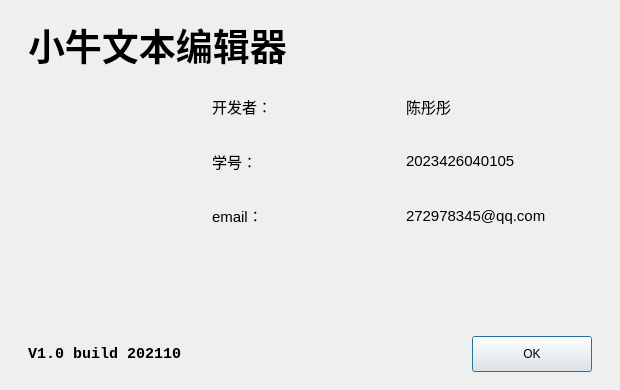
Old version of the form aboutdialog.ui in the repository 1aw-k/QT2.
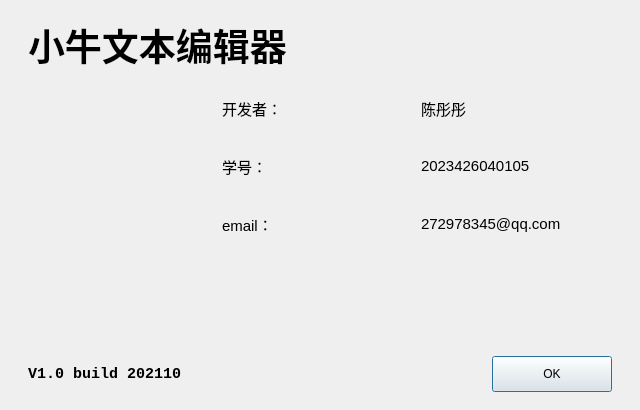
New version of the form.

Patch:
```diff
--- a/aboutdialog.ui
+++ b/aboutdialog.ui
@@ -6,14 +6,14 @@
    <rect>
     <x>0</x>
     <y>0</y>
-    <width>620</width>
-    <height>390</height>
+    <width>640</width>
+    <height>410</height>
    </rect>
   </property>
   <property name="minimumSize">
    <size>
-    <width>600</width>
-    <height>370</height>
+    <width>620</width>
+    <height>390</height>
    </size>
   </property>
   <property name="windowTitle">
@@ -59,14 +59,14 @@
       <widget class="QLabel" name="iconLabel">
        <property name="minimumSize">
         <size>
-         <width>150</width>
-         <height>150</height>
+         <width>160</width>
+         <height>160</height>
         </size>
        </property>
        <property name="maximumSize">
         <size>
-         <width>150</width>
-         <height>150</height>
+         <width>160</width>
+         <height>160</height>
         </size>
        </property>
        <property name="scaledContents">
```
Left out of the diff: 14 changed lines with no effect on the pictures.
